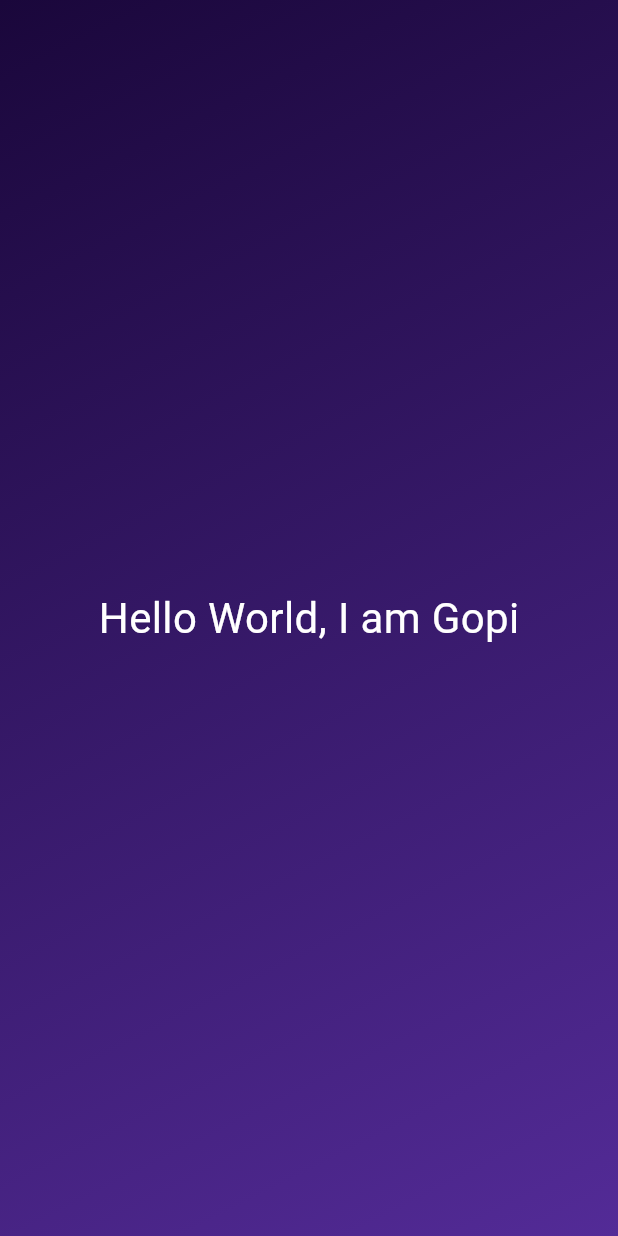
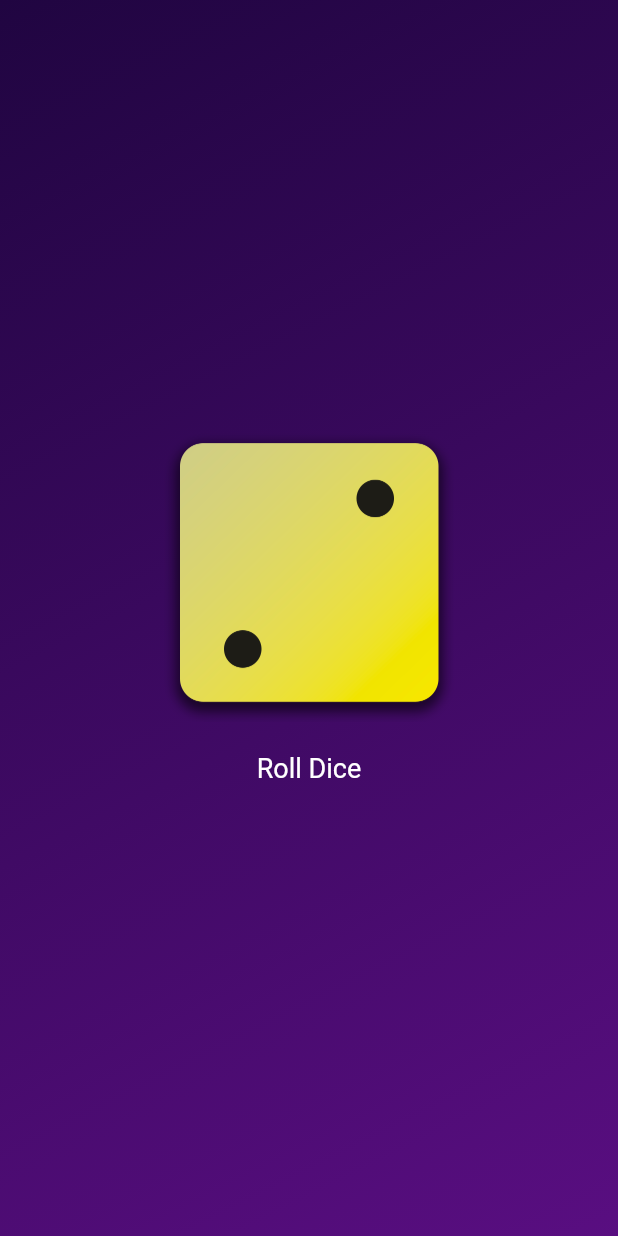
Before and after one commit to Gopisha18072003/Learning_Flutter, a Flutter app: the screen it shows after launch, on a phone screen of 412 x 824 dp. Run offline on Flutter 3.47's test engine with Material 3 defaults, Android fonts, the phone set to English and light mode, and no system bars.

Commit message:
Completed Dice Roller project

```diff
--- /dev/null
+++ b/second_flutter/myapplication_2/lib/dice_roller.dart
@@ -0,0 +1,47 @@
+import 'dart:math';
+import 'package:flutter/material.dart';
+
+final randomizer = Random();
+
+class RollDice extends StatefulWidget {
+  const RollDice({super.key});
+
+  @override
+  State<RollDice> createState() {
+    return _RollDiceState();
+  }
+}
+
+class _RollDiceState extends State<RollDice> {
+  var currentDiceNumber = 2;
+  void rollDice() {
+    setState(() {
+      currentDiceNumber = randomizer.nextInt(6) + 1;
+    });
+  }
+
+  @override
+  Widget build(context) {
+    return Column(
+      mainAxisSize: MainAxisSize.min,
+      children: [
+        Image.asset(
+          'assets/images/dice-$currentDiceNumber.png',
+          width: 200,
+        ),
+        // Alternative approach to give spacing between them
+        // const SizedBox(height: 20,),
+        TextButton(
+          onPressed: rollDice,
+          style: TextButton.styleFrom(
+            padding: const EdgeInsets.all(20),
+            //padding: EdgeInset.only(top:)
+            foregroundColor: Colors.white,
+            textStyle: const TextStyle(fontSize: 18),
+          ),
+          child: const Text('Roll Dice'),
+        )
+      ],
+    );
+  }
+}
--- a/second_flutter/myapplication_2/lib/gradient_container.dart
+++ b/second_flutter/myapplication_2/lib/gradient_container.dart
@@ -1,23 +1,51 @@
 import 'package:flutter/material.dart';
-import 'package:myapplication_2/text_content.dart';
+// import 'package:myapplication_2/text_content.dart';
+import 'package:myapplication_2/dice_roller.dart';
+
+// final is used when variable should dynamically assigned value at runtime
+// const is used when variable should assigned value at compile time
+const startAlignment = Alignment.topLeft;
+const endAlignment = Alignment.bottomRight;
 
 class GradientContainer extends StatelessWidget {
   //GradientContainer({key}) : super(key: key);
-  const GradientContainer({super.key});
+  const GradientContainer({super.key, required this.colors});
+  // here super.key means If constructor is called with named argument key then
+  // it will be passed to super's key named argument
+  final List<Color> colors;
+
   @override
   Widget build(context) {
     return Container(
-      decoration: const BoxDecoration(
+      decoration: BoxDecoration(
         gradient: LinearGradient(
-          colors: [
-            Color.fromARGB(255, 26, 7, 59),
-            Color.fromARGB(255, 83, 43, 151),
-          ],
-          begin: Alignment.topLeft,
-          end: Alignment.bottomRight,
+          colors: colors,
+          begin: startAlignment,
+          end: endAlignment,
         ),
       ),
-      child: const Center(child: TextContent()),
+      //multiple constructor
+      child: const Center(
+        child: RollDice(),
+      ),
     );
   }
 }
+
+// function can take two types of argument -
+// 1. positional argument (required)
+// e.g. int add(a, b) {
+//          return a+b;
+// }
+// 2. named argument (optional)
+// e.g. int add({a, b}) {
+// }
+
+// we can made positional argumnet as optional by adding [] around argument
+// e.g int add(a, [b])
+
+// we can add default value to an optional argument
+// e.g. int add(a, [b=3])
+
+// we can also do this
+// e.g. int add({a=3, b= 2})
--- a/second_flutter/myapplication_2/lib/main.dart
+++ b/second_flutter/myapplication_2/lib/main.dart
@@ -5,7 +5,12 @@
   runApp(
     const MaterialApp(
       home: Scaffold(
-        body: GradientContainer(),
+        body: GradientContainer(
+          colors: [
+            Color.fromARGB(255, 32, 5, 65),
+            Color.fromARGB(255, 89, 14, 129),
+          ],
+        ),
       ),
     ),
   );
--- a/second_flutter/myapplication_2/lib/text_content.dart
+++ b/second_flutter/myapplication_2/lib/text_content.dart
@@ -1,13 +1,16 @@
 import 'package:flutter/material.dart';
 
 class TextContent extends StatelessWidget {
-  const TextContent({super.key});
+  // here this.outputText means If constructor is called with any string argument
+  //  key then it will be passed to class's outputText property
+  const TextContent(this.outputText, {super.key});
 
+  final String outputText;
   @override
   Widget build(context) {
-    return const Text(
-      "Hello World, I am Gopi",
-      style: TextStyle(
+    return Text(
+      outputText,
+      style: const TextStyle(
         color: Colors.white,
         fontSize: 28,
       ),
```
Also changed, not shown: second_flutter/myapplication_2/pubspec.yaml (+7 -4 lines), second_flutter/myapplication_2/assets/images/dice-1.png (added), second_flutter/myapplication_2/assets/images/dice-2.png (added), second_flutter/myapplication_2/assets/images/dice-3.png (added), second_flutter/myapplication_2/assets/images/dice-4.png (added), second_flutter/myapplication_2/assets/images/dice-5.png (added), second_flutter/myapplication_2/assets/images/dice-6.png (added).
